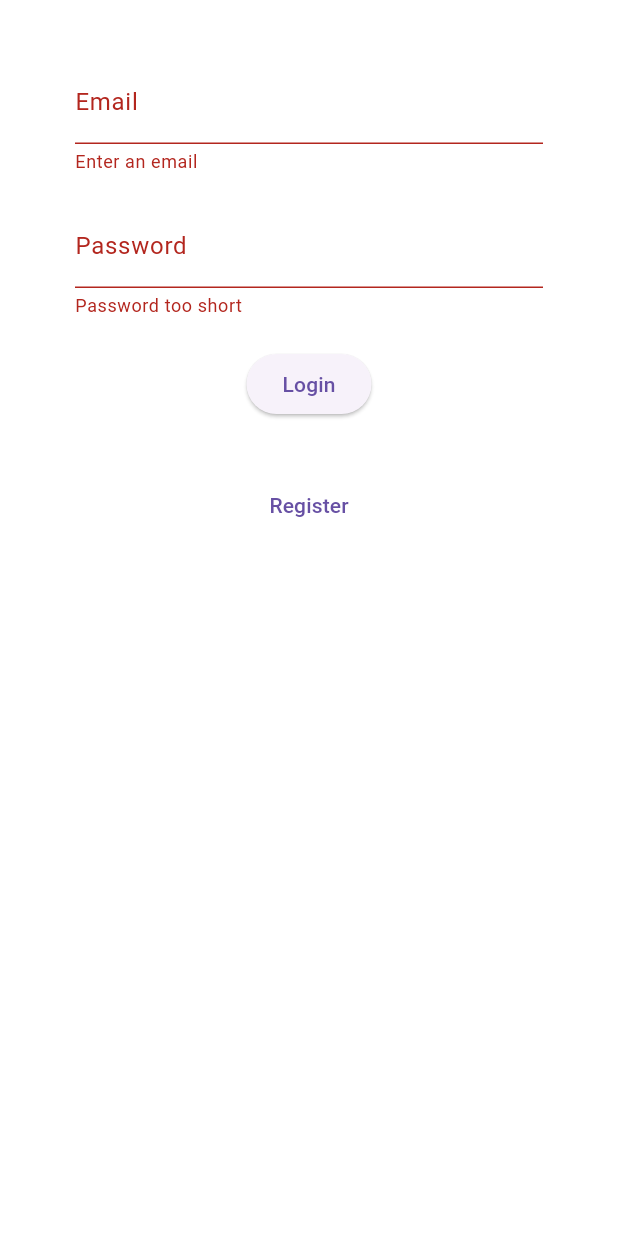
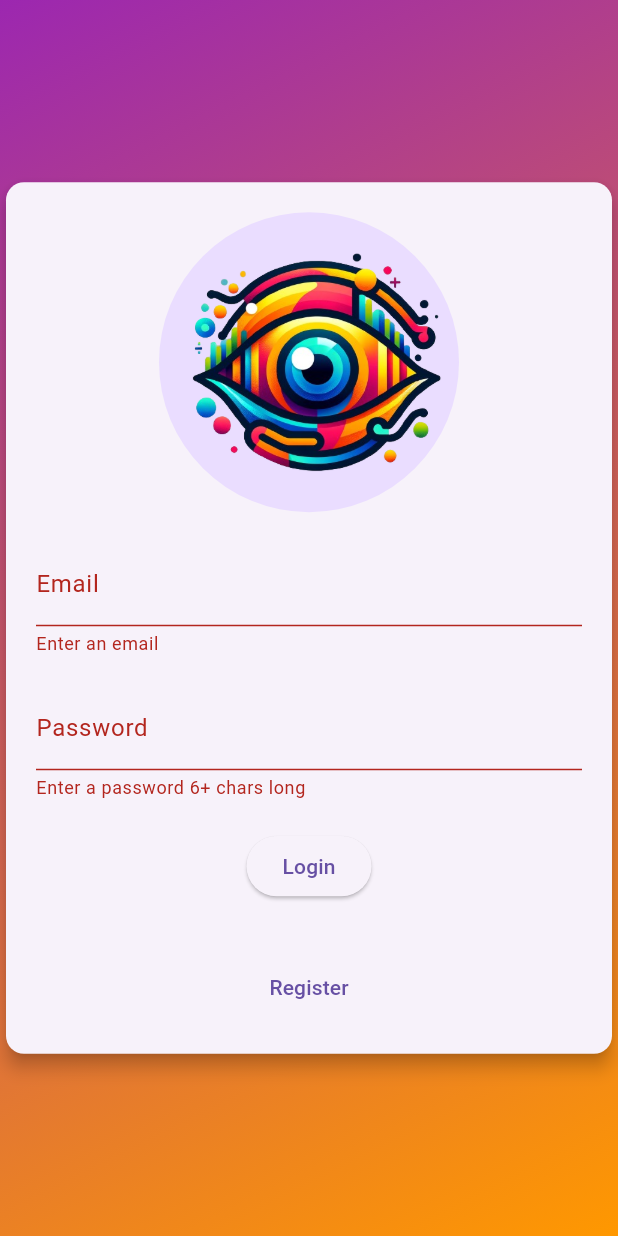
Before and after one commit to MariaBiserica/License-UI, a Flutter app: the screen it shows after launch, after a tap on "Login", on a phone screen of 412 x 824 dp. Run offline on Flutter 3.47's test engine with Material 3 defaults, Android fonts, the phone set to English and light mode, and no system bars; our stand-ins replace cloud_firestore, file_picker, firebase_auth, firebase_core, firebase_storage, fl_chart and 1 more; accounts and stored records are empty; network calls fail.

Commit message:
Modified Login page layout.

```diff
--- a/license_peaksight/lib/app_bar/app_bar_widget.dart
+++ b/license_peaksight/lib/app_bar/app_bar_widget.dart
@@ -36,7 +36,7 @@ class _AppBarWidgetState extends State<AppBarWidget> {
               shape: BoxShape.circle,
             ),
             child: CircleAvatar(
-              backgroundColor: Color.fromARGB(255, 168, 249, 212),
+              // backgroundColor: Color.fromARGB(255, 168, 249, 212),
               radius: 30,
               child: Image.asset("images/logo.png"),
             ),
--- a/license_peaksight/lib/authentication/login_page.dart
+++ b/license_peaksight/lib/authentication/login_page.dart
@@ -14,36 +14,60 @@ class LoginPage extends StatefulWidget {
 class _LoginPageState extends State<LoginPage> {
   final AuthService _authService = AuthService();
   final _formKey = GlobalKey<FormState>();
-
-  String email = '';
-  String password = '';
+  final TextEditingController _emailController = TextEditingController();
+  final TextEditingController _passwordController = TextEditingController();
   String error = '';
 
   @override
   Widget build(BuildContext context) {
     return Scaffold(
-      backgroundColor: Colors.white,
-      body: Container(
-        padding: EdgeInsets.symmetric(vertical: 20.0, horizontal: 50.0),
-        child: Form(
+      body: AnimatedContainer(
+        duration: Duration(seconds: 2),
+        curve: Curves.fastOutSlowIn,
+        decoration: BoxDecoration(
+          gradient: LinearGradient(
+            begin: Alignment.topLeft,
+            end: Alignment.bottomRight,
+            colors: [Colors.purple, Colors.orange],
+          ),
+        ),
+        child: Center(
+          child: Card(
+            elevation: 5.0, // Adjust elevation for shadow depth
+            child: Padding(
+              padding: const EdgeInsets.all(20.0),
+              child: Column(
+                mainAxisSize: MainAxisSize.min,
+                children: <Widget>[
+                  CircleAvatar(
+                    //backgroundColor: Color.fromARGB(255, 168, 249, 212),
+                    radius: 100,
+                    child: Image.asset("images/logo.png"),
+                  ),
+                  SizedBox(height: 20),
+                  Form(
                     key: _formKey,
                     child: Column(
                       children: <Widget>[
-              SizedBox(height: 20.0),
                         TextFormField(
+                          controller: _emailController,
                           decoration: InputDecoration(labelText: 'Email'),
-                validator: (val) => val!.isEmpty ? 'Enter an email' : null,
+                          validator: (val) =>
+                              val!.isEmpty ? 'Enter an email' : null,
                           onChanged: (val) {
-                  setState(() => email = val);
+                            // No need to set state here since we're using a controller
                           },
                         ),
                         SizedBox(height: 20.0),
                         TextFormField(
+                          controller: _passwordController,
+                          obscureText: true,
                           decoration: InputDecoration(labelText: 'Password'),
-                obscureText: true,
-                validator: (val) => val!.length < 6 ? 'Password too short' : null,
+                          validator: (val) => val!.length < 6
+                              ? 'Enter a password 6+ chars long'
+                              : null,
                           onChanged: (val) {
-                  setState(() => password = val);
+                            // No need to set state here since we're using a controller
                           },
                         ),
                         SizedBox(height: 20.0),
@@ -51,16 +75,21 @@ class _LoginPageState extends State<LoginPage> {
                           child: Text('Login'),
                           onPressed: () async {
                             if (_formKey.currentState!.validate()) {
-                    dynamic result = await _authService.signInWithEmailAndPassword(email, password);
+                              dynamic result =
+                                  await _authService.signInWithEmailAndPassword(
+                                _emailController.text,
+                                _passwordController.text,
+                              );
                               if (result == null) {
-                      setState(() => error = 'Could not sign in with those credentials');
+                                setState(() =>
+                                    error = 'Could not sign in with those credentials');
                               } else {
-                      // If login is successful, navigate to the WidgetTree page
                                 UserModel? userModel = await fetchUserData();
                                 Navigator.pushReplacement(
                                   context,
                                   MaterialPageRoute(
-                          builder: (context) => WidgetTree(userAvatarUrl: userModel?.avatarUrl),
+                                    builder: (context) => WidgetTree(
+                                        userAvatarUrl: userModel?.avatarUrl),
                                   ),
                                 );
                               }
@@ -75,14 +104,19 @@ class _LoginPageState extends State<LoginPage> {
                         TextButton(
                           child: Text('Register'),
                           onPressed: () {
-                  // Navigate to the register page
                             Navigator.push(
                               context,
-                    MaterialPageRoute(builder: (context) => RegisterPage()),
+                              MaterialPageRoute(
+                                  builder: (context) => RegisterPage()),
                             );
                           },
                         ),
                       ],
+                    ),
+                  ),
+                ],
+              ),
+            ),
           ),
         ),
       ),
@@ -93,14 +127,17 @@ class _LoginPageState extends State<LoginPage> {
     try {
       User? user = FirebaseAuth.instance.currentUser;
       if (user != null) {
-        final DocumentSnapshot userDoc = await FirebaseFirestore.instance.collection('users').doc(user.uid).get();
+        final DocumentSnapshot userDoc = await FirebaseFirestore.instance
+            .collection('users')
+            .doc(user.uid)
+            .get();
         if (userDoc.exists) {
-          return UserModel.fromFirestore(userDoc.data() as Map<String, dynamic>);
+          return UserModel.fromFirestore(
+              userDoc.data() as Map<String, dynamic>);
         }
       }
     } catch (e) {
       print("Error fetching user data: $e");
-      // Handle the error or return null
     }
     return null;
   }
```
Lines whose indentation alone changed are shown as unchanged.
